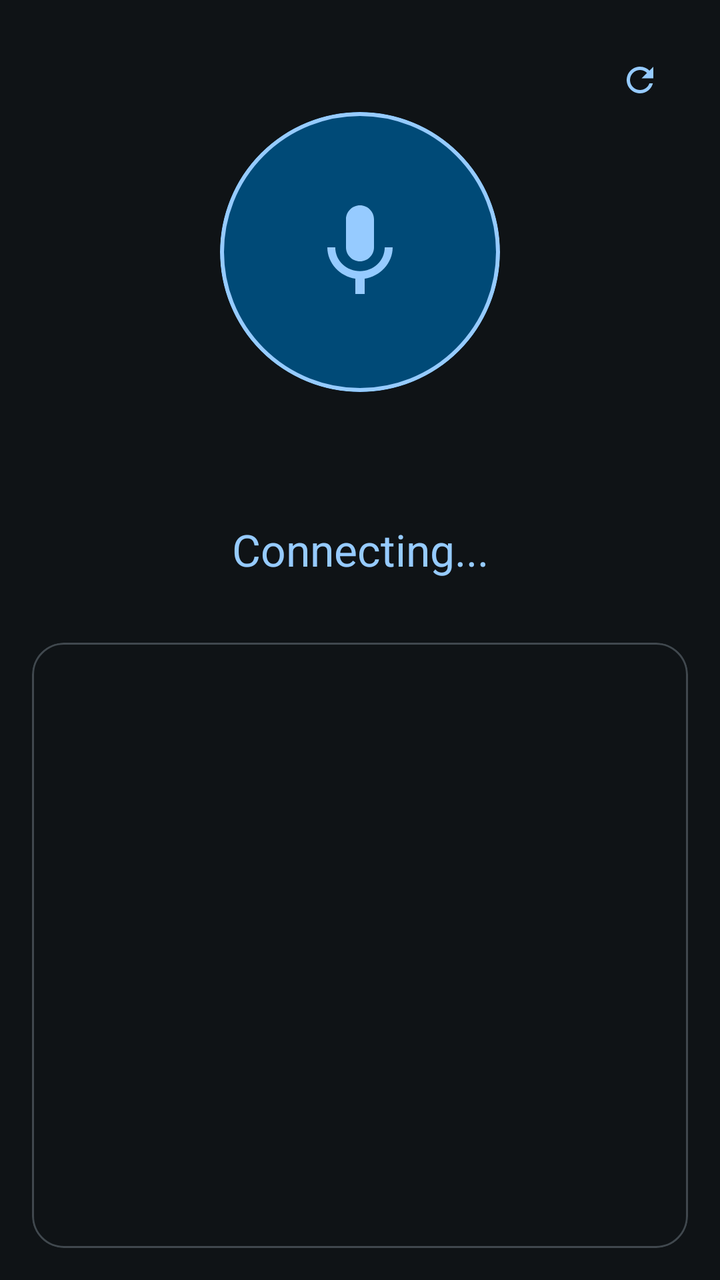
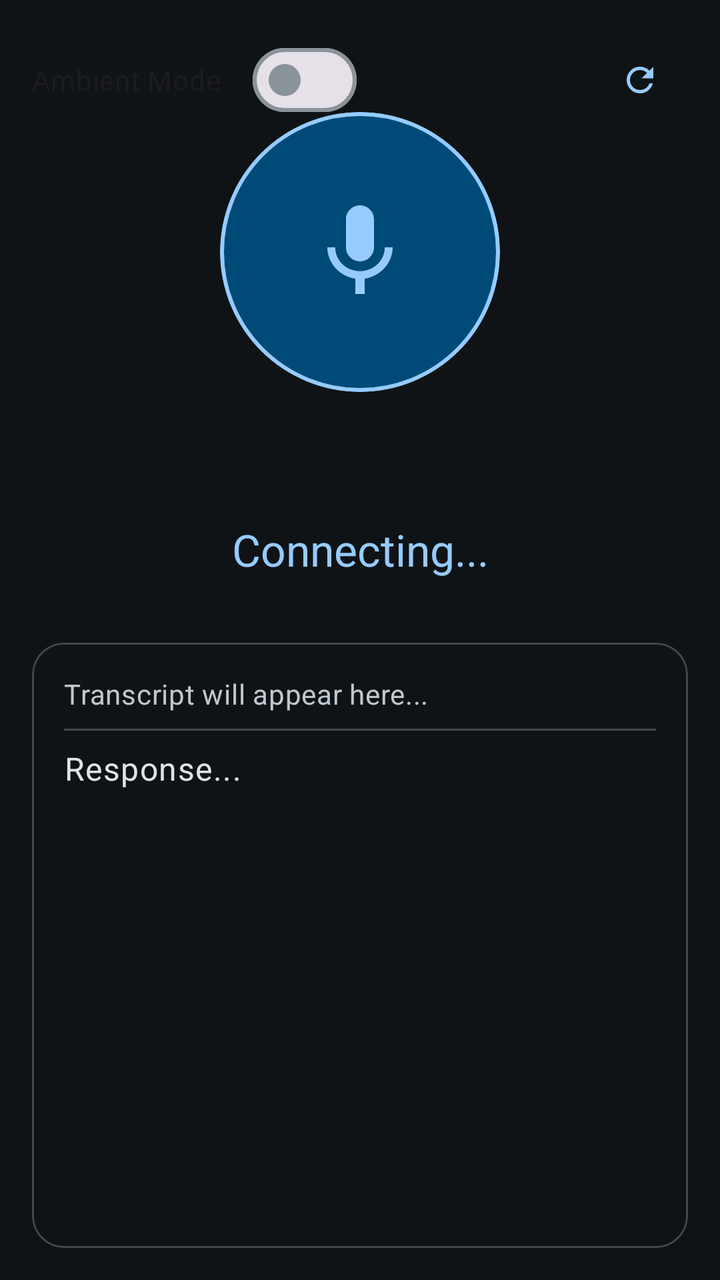

Before-and-after screenshots of an Android layout around one commit, followed by the original layout XML and the change that was made.
<!-- AndroidManifest.xml: application theme Theme.RiverSong -->
<!-- res/layout/fragment_speak.xml -->
<?xml version="1.0" encoding="utf-8"?>
<androidx.constraintlayout.widget.ConstraintLayout xmlns:android="http://schemas.android.com/apk/res/android"
    xmlns:app="http://schemas.android.com/apk/res-auto"
    xmlns:tools="http://schemas.android.com/tools"
    android:layout_width="match_parent"
    android:layout_height="match_parent"
    android:background="?attr/colorSurface"
    android:padding="16dp">

    
    <com.google.android.material.button.MaterialButton
        android:id="@+id/buttonReset"
        style="@style/Widget.Material3.Button.IconButton"
        android:layout_width="48dp"
        android:layout_height="48dp"
        app:icon="@drawable/ic_refresh"
        app:layout_constraintEnd_toEndOf="parent"
        app:layout_constraintTop_toTopOf="parent" />

    
    <FrameLayout
        android:id="@+id/containerOrb"
        android:layout_width="220dp"
        android:layout_height="220dp"
        app:layout_constraintBottom_toTopOf="@+id/textViewStatusLabel"
        app:layout_constraintEnd_toEndOf="parent"
        app:layout_constraintStart_toStartOf="parent"
        app:layout_constraintTop_toTopOf="parent"
        app:layout_constraintVertical_chainStyle="packed">

        
        <View
            android:id="@+id/viewOrbPulse"
            android:layout_width="match_parent"
            android:layout_height="match_parent"
            android:alpha="0"
            android:background="@drawable/bg_audio_ring" />

        <com.google.android.material.card.MaterialCardView
            android:id="@+id/buttonOrb"
            android:layout_width="140dp"
            android:layout_height="140dp"
            android:layout_gravity="center"
            app:cardCornerRadius="70dp"
            app:cardElevation="0dp"
            app:cardBackgroundColor="?attr/colorPrimaryContainer"
            app:strokeWidth="2dp"
            app:strokeColor="?attr/colorPrimary"
            android:clickable="true"
            android:focusable="true"
            android:foreground="?attr/selectableItemBackground">

            <ImageView
                android:id="@+id/imageOrbIcon"
                android:layout_width="56dp"
                android:layout_height="56dp"
                android:layout_gravity="center"
                android:src="@drawable/ic_mic"
                app:tint="?attr/colorPrimary"
                tools:ignore="ContentDescription" />

        </com.google.android.material.card.MaterialCardView>

    </FrameLayout>

    <TextView
        android:id="@+id/textViewStatusLabel"
        android:layout_width="wrap_content"
        android:layout_height="wrap_content"
        android:layout_marginTop="24dp"
        android:text="Connecting..."
        android:textAppearance="@style/TextAppearance.Material3.TitleLarge"
        android:textColor="?attr/colorPrimary"
        app:layout_constraintBottom_toTopOf="@+id/recyclerViewTranscript"
        app:layout_constraintEnd_toEndOf="parent"
        app:layout_constraintStart_toStartOf="parent"
        app:layout_constraintTop_toBottomOf="@id/containerOrb" />

    <com.google.android.material.card.MaterialCardView
        android:id="@+id/cardTranscript"
        android:layout_width="match_parent"
        android:layout_height="0dp"
        android:layout_marginTop="32dp"
        app:cardCornerRadius="16dp"
        app:cardElevation="0dp"
        app:strokeWidth="1dp"
        app:strokeColor="?attr/colorOutlineVariant"
        app:layout_constraintBottom_toBottomOf="parent"
        app:layout_constraintTop_toBottomOf="@id/textViewStatusLabel">

        <androidx.recyclerview.widget.RecyclerView
            android:id="@+id/recyclerViewTranscript"
            android:layout_width="match_parent"
            android:layout_height="match_parent"
            android:clipToPadding="false"
            android:paddingBottom="16dp"
            tools:listitem="@layout/item_chat_ai" />

    </com.google.android.material.card.MaterialCardView>

</androidx.constraintlayout.widget.ConstraintLayout>
<!-- res/layout/item_chat_ai.xml (included above) -->
<?xml version="1.0" encoding="utf-8"?>
<LinearLayout
    xmlns:android="http://schemas.android.com/apk/res/android"
    xmlns:app="http://schemas.android.com/apk/res-auto"
    android:layout_width="match_parent"
    android:layout_height="wrap_content"
    android:orientation="horizontal"
    android:gravity="start"
    android:paddingHorizontal="12dp"
    android:paddingVertical="4dp"
    android:background="?attr/selectableItemBackground">

    <com.google.android.material.card.MaterialCardView
        android:layout_width="wrap_content"
        android:layout_height="wrap_content"
        app:cardCornerRadius="0dp"
        app:cardElevation="0dp"
        app:strokeWidth="0dp"
        android:background="@drawable/bg_chat_bubble_ai">

        <LinearLayout
            android:layout_width="wrap_content"
            android:layout_height="wrap_content"
            android:orientation="horizontal"
            android:gravity="center_vertical"
            android:paddingHorizontal="16dp"
            android:paddingVertical="10dp"
            android:background="@drawable/bg_chat_bubble_ai">

            <TextView
                android:id="@+id/textViewMessage"
                android:layout_width="wrap_content"
                android:layout_height="wrap_content"
                android:textColor="?attr/colorOnSurface"
                android:textAppearance="@style/TextAppearance.Material3.BodyMedium"
                android:maxWidth="260dp" />

            
            <View
                android:id="@+id/viewCursor"
                android:layout_width="2dp"
                android:layout_height="18dp"
                android:layout_marginStart="2dp"
                android:background="?attr/colorPrimary"
                android:visibility="gone" />

        </LinearLayout>

    </com.google.android.material.card.MaterialCardView>

    <TextView
        android:id="@+id/textViewMessageTime"
        android:layout_width="wrap_content"
        android:layout_height="wrap_content"
        android:layout_marginTop="2dp"
        android:layout_marginStart="4dp"
        android:textAppearance="@style/TextAppearance.Material3.LabelSmall"
        android:textColor="?attr/colorOnSurfaceVariant"
        android:text="12:00" />

</LinearLayout>
<!-- resources referenced by this layout -->
<resources>
  <!-- drawable bg_audio_ring (drawable) -->
  <?xml version="1.0" encoding="utf-8"?>
  <shape xmlns:android="http://schemas.android.com/apk/res/android"
      android:shape="oval">
      <stroke
          android:width="2dp"
          android:color="?attr/colorTertiaryContainer" />
      <padding
          android:left="20dp"
          android:top="20dp"
          android:right="20dp"
          android:bottom="20dp" />
  </shape>
  <!-- drawable bg_chat_bubble_ai (drawable) -->
  <?xml version="1.0" encoding="utf-8"?>
  <shape xmlns:android="http://schemas.android.com/apk/res/android">
      <solid android:color="?attr/colorSurfaceContainerHigh" />
      <corners
          android:topLeftRadius="20dp"
          android:topRightRadius="20dp"
          android:bottomLeftRadius="10dp"
          android:bottomRightRadius="20dp" />
  </shape>
  <!-- drawable ic_mic (drawable) -->
  <?xml version="1.0" encoding="utf-8"?>
  <vector xmlns:android="http://schemas.android.com/apk/res/android"
      android:width="24dp"
      android:height="24dp"
      android:viewportWidth="24"
      android:viewportHeight="24">
      <path
          android:fillColor="?attr/colorControlNormal"
          android:pathData="M12,14c1.66,0 3,-1.34 3,-3L15,5c0,-1.66 -1.34,-3 -3,-3S9,3.34 9,5l0,6c0,1.66 1.34,3 3,3zM17.3,11c0,3 -2.54,5.1 -5.3,5.1S6.7,14 6.7,11L5,11c0,3.41 2.72,6.23 6,6.72L11,21l2,0 0,-3.28c3.28,-0.49 6,-3.31 6,-6.72l-1.7,0z" />
  </vector>
  <!-- drawable ic_refresh (drawable) -->
  <vector xmlns:android="http://schemas.android.com/apk/res/android"
      android:width="24dp"
      android:height="24dp"
      android:viewportWidth="24"
      android:viewportHeight="24"
      android:tint="?attr/colorControlNormal">
    <path
        android:fillColor="@android:color/white"
        android:pathData="M17.65,6.35C16.2,4.9 14.21,4 12,4c-4.42,0 -7.99,3.58 -7.99,8s3.57,8 7.99,8c3.73,0 6.84,-2.55 7.73,-6h-2.08c-0.82,2.33 -3.04,4 -5.65,4 -3.31,0 -6,-2.69 -6,-6s2.69,-6 6,-6c1.66,0 3.14,0.69 4.22,1.78L13,11h7V4l-2.35,2.35z"/>
  </vector>
  <color name="rs_blue_primary">#96CBFF</color>
  <color name="rs_blue_on_primary">#003354</color>
  <color name="rs_blue_primary_container">#004A77</color>
  <color name="rs_blue_on_primary_container">#CAE6FF</color>
  <color name="rs_blue_secondary">#B6C9D9</color>
  <color name="rs_blue_on_secondary">#213242</color>
  <color name="rs_blue_secondary_container">#384959</color>
  <color name="rs_blue_on_secondary_container">#D2E5F5</color>
  <color name="rs_blue_tertiary">#D9BBFF</color>
  <color name="rs_blue_on_tertiary">#3E1F77</color>
  <color name="rs_blue_tertiary_container">#55368F</color>
  <color name="rs_blue_on_tertiary_container">#EEDCFF</color>
  <color name="rs_blue_error">#FFB4AB</color>
  <color name="rs_blue_on_error">#690005</color>
  <color name="rs_blue_error_container">#93000A</color>
  <color name="rs_blue_on_error_container">#FFDAD6</color>
  <color name="rs_blue_background">#0F1316</color>
  <color name="rs_blue_on_surface">#DEE4E9</color>
  <color name="rs_blue_surface">#0F1316</color>
  <color name="rs_blue_surface_variant">#1B2023</color>
  <color name="rs_blue_on_surface_variant">#BFC8CE</color>
  <color name="rs_blue_outline">#899398</color>
  <color name="rs_blue_outline_variant">#40484E</color>
  <color name="rs_blue_warn">#FFB86C</color>
  <style name="ShapeAppearance.RiverSong.XS" parent="">
          <item name="cornerSize">4dp</item>
      </style>
  <style name="ShapeAppearance.RiverSong.SM" parent="">
          <item name="cornerSize">8dp</item>
      </style>
  <style name="ShapeAppearance.RiverSong.MD" parent="">
          <item name="cornerSize">12dp</item>
      </style>
  <style name="ShapeAppearance.RiverSong.LG" parent="">
          <item name="cornerSize">16dp</item>
      </style>
  <style name="ShapeAppearance.RiverSong.XL" parent="">
          <item name="cornerSize">20dp</item>
      </style>
  <!-- unchanged entries left out for length: 1 -->
</resources>

<!-- the commit's change to res/layout/fragment_speak.xml (unified diff, before → after) -->
@@ -18,11 +18,20 @@
         app:layout_constraintTop_toTopOf="parent" />
 
     
+    <com.google.android.material.materialswitch.MaterialSwitch
+        android:id="@+id/switchAmbient"
+        android:layout_width="wrap_content"
+        android:layout_height="wrap_content"
+        android:text="Ambient Mode"
+        app:layout_constraintStart_toStartOf="parent"
+        app:layout_constraintTop_toTopOf="parent" />
+
+    
     <FrameLayout
         android:id="@+id/containerOrb"
         android:layout_width="220dp"
         android:layout_height="220dp"
-        app:layout_constraintBottom_toTopOf="@+id/textViewStatusLabel"
+        app:layout_constraintBottom_toTopOf="@+id/textViewStatus"
         app:layout_constraintEnd_toEndOf="parent"
         app:layout_constraintStart_toStartOf="parent"
         app:layout_constraintTop_toTopOf="parent"
@@ -37,7 +46,7 @@
             android:background="@drawable/bg_audio_ring" />
 
         <com.google.android.material.card.MaterialCardView
-            android:id="@+id/buttonOrb"
+            android:id="@+id/buttonMic"
             android:layout_width="140dp"
             android:layout_height="140dp"
             android:layout_gravity="center"
@@ -64,14 +73,14 @@
     </FrameLayout>
 
     <TextView
-        android:id="@+id/textViewStatusLabel"
+        android:id="@+id/textViewStatus"
         android:layout_width="wrap_content"
         android:layout_height="wrap_content"
         android:layout_marginTop="24dp"
         android:text="Connecting..."
         android:textAppearance="@style/TextAppearance.Material3.TitleLarge"
         android:textColor="?attr/colorPrimary"
-        app:layout_constraintBottom_toTopOf="@+id/recyclerViewTranscript"
+        app:layout_constraintBottom_toTopOf="@+id/cardTranscript"
         app:layout_constraintEnd_toEndOf="parent"
         app:layout_constraintStart_toStartOf="parent"
         app:layout_constraintTop_toBottomOf="@id/containerOrb" />
@@ -86,15 +95,46 @@
         app:strokeWidth="1dp"
         app:strokeColor="?attr/colorOutlineVariant"
         app:layout_constraintBottom_toBottomOf="parent"
-        app:layout_constraintTop_toBottomOf="@id/textViewStatusLabel">
-
-        <androidx.recyclerview.widget.RecyclerView
-            android:id="@+id/recyclerViewTranscript"
+        app:layout_constraintTop_toBottomOf="@id/textViewStatus">
+
+        <LinearLayout
             android:layout_width="match_parent"
             android:layout_height="match_parent"
-            android:clipToPadding="false"
-            android:paddingBottom="16dp"
-            tools:listitem="@layout/item_chat_ai" />
+            android:orientation="vertical"
+            android:padding="16dp">
+
+            <TextView
+                android:id="@+id/textViewTranscript"
+                android:layout_width="match_parent"
+                android:layout_height="wrap_content"
+                android:text="Transcript will appear here..."
+                android:textAppearance="@style/TextAppearance.Material3.BodyMedium"
+                android:textColor="?attr/colorOnSurfaceVariant" />
+
+            <View
+                android:layout_width="match_parent"
+                android:layout_height="1dp"
+                android:layout_marginVertical="8dp"
+                android:background="?attr/colorOutlineVariant" />
+
+            <TextView
+                android:id="@+id/textViewResponse"
+                android:layout_width="match_parent"
+                android:layout_height="wrap_content"
+                android:text="Response..."
+                android:textAppearance="@style/TextAppearance.Material3.BodyLarge"
+                android:textColor="?attr/colorOnSurface" />
+
+            <androidx.recyclerview.widget.RecyclerView
+                android:id="@+id/recyclerViewTranscript"
+                android:layout_width="match_parent"
+                android:layout_height="0dp"
+                android:layout_weight="1"
+                android:clipToPadding="false"
+                android:visibility="gone"
+                tools:listitem="@layout/item_chat_ai" />
+
+        </LinearLayout>
 
     </com.google.android.material.card.MaterialCardView>
 
